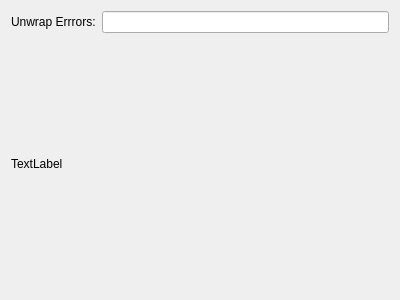
Above: unwraperrorsview.ui from githubdoe/DFTFringe before the change. Below: the same form after it.
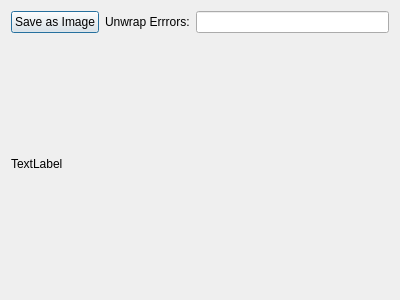
That is the form after the change.

```diff
--- a/unwraperrorsview.ui
+++ b/unwraperrorsview.ui
@@ -16,6 +16,13 @@
   <layout class="QVBoxLayout" name="verticalLayout" stretch="1,10">
    <item>
     <layout class="QHBoxLayout" name="horizontalLayout">
+     <item>
+      <widget class="QPushButton" name="save">
+       <property name="text">
+        <string>Save as Image</string>
+       </property>
+      </widget>
+     </item>
      <item>
       <widget class="QLabel" name="label">
        <property name="text">
```
Left out of the diff: 2 changed lines with no effect on the pictures.
